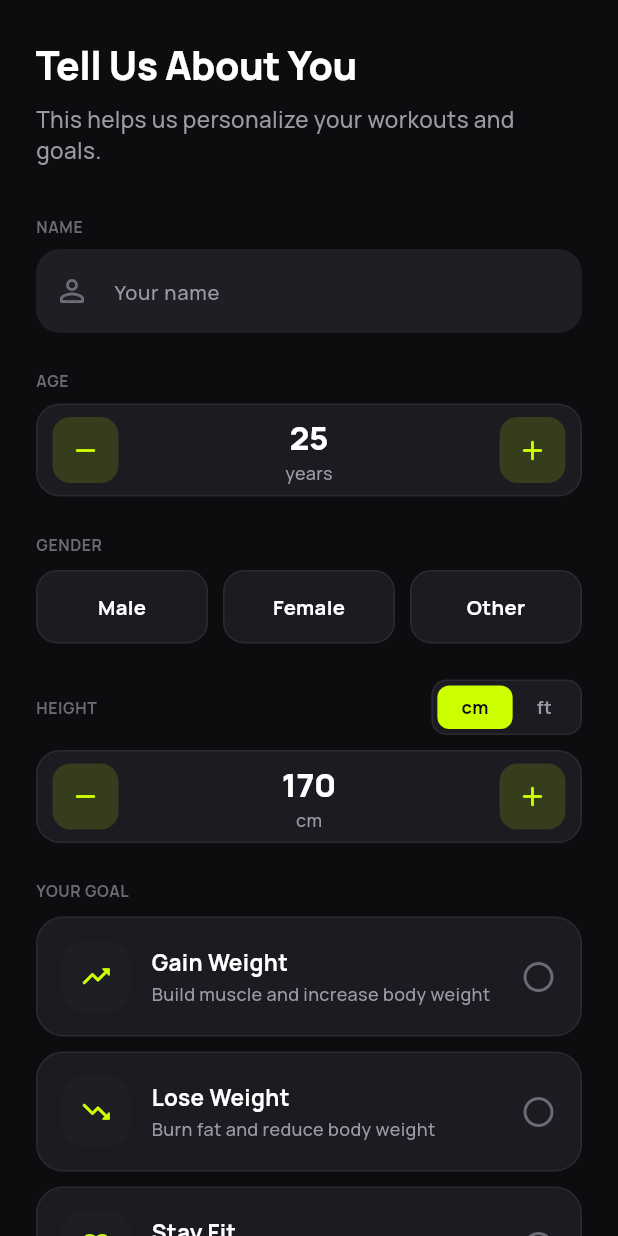
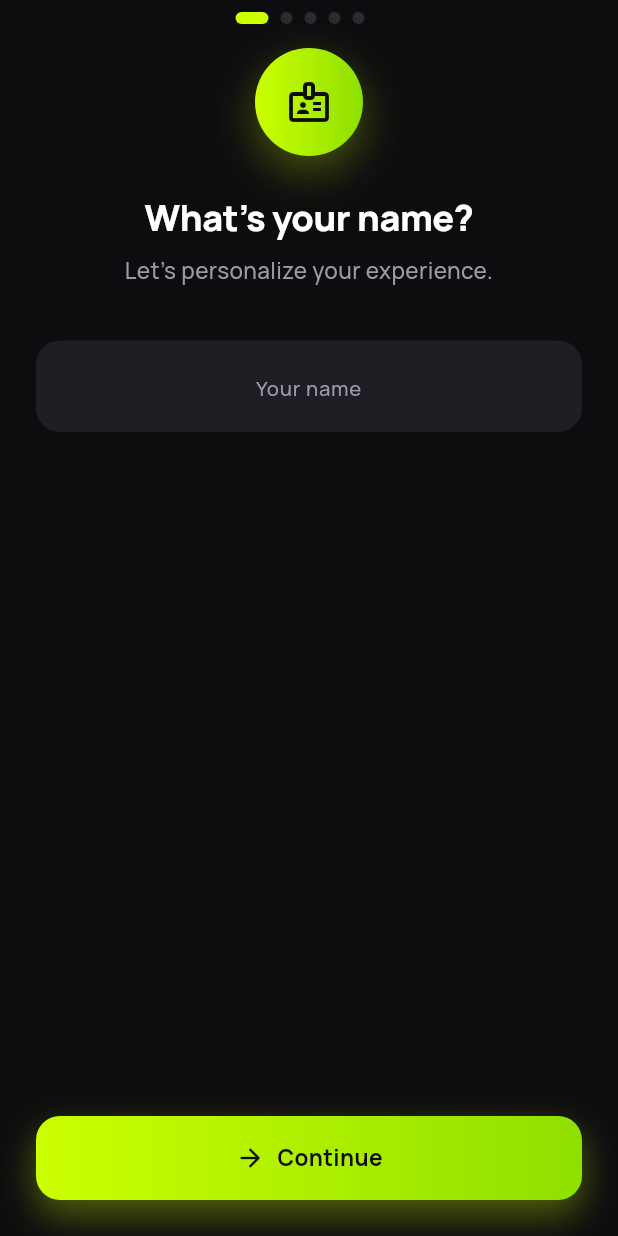
Before and after one commit to SOUMO96/MuscleFactory, a Flutter app: the SurveyScreen screen opened directly, on a phone screen of 412 x 824 dp. Run offline on Flutter 3.47's test engine with Material 3 defaults, Android fonts, the phone set to English and light mode, and no system bars; our stand-ins replace cloud_firestore, firebase_auth, firebase_core, fl_chart, google_fonts, google_sign_in; accounts and stored records are empty; generated files the repository leaves out were written again.

Commit message:
Split the onboarding survey into a multi-step wizard
The single scrollable form felt cramped. Rebuilt as a PageView-based
wizard, one question per page (name, age, gender, height, goal), with
a dot progress indicator and back navigation between steps -- goal
selection now gets its own dedicated page instead of being crammed
in with everything else.

Same data collected and saved as before (UserRepository.saveSurveyResults);
only the presentation changed.

flutter analyze: 0 issues. flutter test: passing.

Co-Authored-By: Claude Sonnet 5 <noreply@anthropic.com>

```diff
--- a/lib/features/survey/survey_screen.dart
+++ b/lib/features/survey/survey_screen.dart
@@ -10,10 +10,12 @@ import '../../shared/models/app_user.dart';
 
 enum _HeightUnit { cm, ft }
 
+const _pageCount = 5;
+
 /// One-time onboarding survey shown right after a user's first successful
-/// sign-up/sign-in (see UserRepository.ensureProfile). Collects the basics
-/// needed to personalize the app, then writes them to the user's Firestore
-/// profile and marks the survey complete.
+/// sign-up/sign-in (see UserRepository.ensureProfile). One question per
+/// page: name, age, gender, height, goal -- then writes it all to the
+/// user's Firestore profile and marks the survey complete.
 class SurveyScreen extends StatefulWidget {
   const SurveyScreen({super.key});
 
@@ -22,6 +24,9 @@ class SurveyScreen extends StatefulWidget {
 }
 
 class _SurveyScreenState extends State<SurveyScreen> {
+  final _pageController = PageController();
+  int _pageIndex = 0;
+
   late final TextEditingController _nameController;
 
   int _age = 25;
@@ -44,6 +49,7 @@ class _SurveyScreenState extends State<SurveyScreen> {
   @override
   void dispose() {
     _nameController.dispose();
+    _pageController.dispose();
     super.dispose();
   }
 
@@ -58,16 +64,29 @@ class _SurveyScreenState extends State<SurveyScreen> {
     );
   }
 
-  Future<void> _submit() async {
-    final name = _nameController.text.trim();
-    if (name.isEmpty) {
+  void _goToPage(int index) {
+    _pageController.animateToPage(
+      index,
+      duration: const Duration(milliseconds: 280),
+      curve: Curves.easeOut,
+    );
+  }
+
+  void _next() {
+    if (_pageIndex == 0 && _nameController.text.trim().isEmpty) {
       _showError('Enter your name.');
       return;
     }
-    if (_gender == null) {
+    if (_pageIndex == 2 && _gender == null) {
       _showError('Select your gender.');
       return;
     }
+    _goToPage(_pageIndex + 1);
+  }
+
+  void _back() => _goToPage(_pageIndex - 1);
+
+  Future<void> _submit() async {
     if (_goal == null) {
       _showError('Select your goal.');
       return;
@@ -83,7 +102,7 @@ class _SurveyScreenState extends State<SurveyScreen> {
     try {
       await UserRepository.instance.saveSurveyResults(
         uid: user.uid,
-        name: name,
+        name: _nameController.text.trim(),
         age: _age,
         gender: _gender!,
         heightCm: _heightInCm,
@@ -103,83 +122,112 @@ class _SurveyScreenState extends State<SurveyScreen> {
 
   @override
   Widget build(BuildContext context) {
+    final isLast = _pageIndex == _pageCount - 1;
+
     return Scaffold(
       body: SafeArea(
-        child: SingleChildScrollView(
-          padding: const EdgeInsets.fromLTRB(24, 24, 24, 24),
         child: Column(
-            crossAxisAlignment: CrossAxisAlignment.start,
           children: [
-              Text('Tell Us About You', style: AppTextStyles.h1),
-              const SizedBox(height: 8),
-              Text(
-                'This helps us personalize your workouts and goals.',
-                style: AppTextStyles.bodyLarge.copyWith(color: AppColors.textSecondary),
+            Padding(
+              padding: const EdgeInsets.fromLTRB(8, 8, 20, 0),
+              child: Row(
+                children: [
+                  SizedBox(
+                    width: 44,
+                    child: _pageIndex > 0
+                        ? IconButton(
+                            icon: const Icon(Icons.arrow_back_rounded),
+                            onPressed: _back,
+                          )
+                        : null,
                   ),
-              const SizedBox(height: 32),
-              Text('NAME', style: AppTextStyles.caption),
-              const SizedBox(height: 8),
-              TextField(
-                controller: _nameController,
-                decoration: const InputDecoration(
-                  hintText: 'Your name',
-                  prefixIcon: Icon(Icons.person_outline_rounded, color: AppColors.textMuted),
+                  Expanded(
+                    child: Row(
+                      mainAxisAlignment: MainAxisAlignment.center,
+                      children: List.generate(_pageCount, (i) {
+                        final active = i == _pageIndex;
+                        return AnimatedContainer(
+                          duration: const Duration(milliseconds: 220),
+                          margin: const EdgeInsets.symmetric(horizontal: 4),
+                          width: active ? 22 : 8,
+                          height: 8,
+                          decoration: BoxDecoration(
+                            color: active ? AppColors.primary : AppColors.divider,
+                            borderRadius: BorderRadius.circular(4),
+                          ),
+                        );
+                      }),
                     ),
                   ),
-              const SizedBox(height: 24),
-              Text('AGE', style: AppTextStyles.caption),
-              const SizedBox(height: 8),
-              _Stepper(
+                  const SizedBox(width: 44),
+                ],
+              ),
+            ),
+            Expanded(
+              child: PageView(
+                controller: _pageController,
+                physics: const NeverScrollableScrollPhysics(),
+                onPageChanged: (i) => setState(() => _pageIndex = i),
+                children: [
+                  _QuestionPage(
+                    icon: Icons.badge_outlined,
+                    title: "What's your name?",
+                    subtitle: "Let's personalize your experience.",
+                    child: TextField(
+                      controller: _nameController,
+                      textAlign: TextAlign.center,
+                      style: AppTextStyles.h2,
+                      decoration: const InputDecoration(hintText: 'Your name'),
+                    ),
+                  ),
+                  _QuestionPage(
+                    icon: Icons.cake_outlined,
+                    title: 'How old are you?',
+                    subtitle: 'This helps us tailor your plan.',
+                    child: _BigStepper(
                       value: _age,
                       unit: 'years',
                       min: 13,
                       max: 99,
                       onChanged: (v) => setState(() => _age = v),
                     ),
-              const SizedBox(height: 24),
-              Text('GENDER', style: AppTextStyles.caption),
-              const SizedBox(height: 10),
-              Row(
+                  ),
+                  _QuestionPage(
+                    icon: Icons.wc_rounded,
+                    title: "What's your gender?",
+                    subtitle: 'Select the option that fits best.',
+                    child: Column(
                       children: [
-                  Expanded(
-                    child: _ChoiceChip(
+                        _OptionTile(
                           label: 'Male',
                           selected: _gender == 'Male',
                           onTap: () => setState(() => _gender = 'Male'),
                         ),
-                  ),
-                  const SizedBox(width: 10),
-                  Expanded(
-                    child: _ChoiceChip(
+                        const SizedBox(height: 12),
+                        _OptionTile(
                           label: 'Female',
                           selected: _gender == 'Female',
                           onTap: () => setState(() => _gender = 'Female'),
                         ),
-                  ),
-                  const SizedBox(width: 10),
-                  Expanded(
-                    child: _ChoiceChip(
+                        const SizedBox(height: 12),
+                        _OptionTile(
                           label: 'Other',
                           selected: _gender == 'Other',
                           onTap: () => setState(() => _gender = 'Other'),
                         ),
-                  ),
                       ],
                     ),
+                  ),
+                  _QuestionPage(
+                    icon: Icons.height_rounded,
+                    title: "What's your height?",
+                    subtitle: 'Switch units any time.',
+                    child: Column(
+                      children: [
+                        _UnitToggle(unit: _unit, onChanged: (u) => setState(() => _unit = u)),
                         const SizedBox(height: 24),
-              Row(
-                mainAxisAlignment: MainAxisAlignment.spaceBetween,
-                children: [
-                  Text('HEIGHT', style: AppTextStyles.caption),
-                  _UnitToggle(
-                    unit: _unit,
-                    onChanged: (u) => setState(() => _unit = u),
-                  ),
-                ],
-              ),
-              const SizedBox(height: 10),
                         if (_unit == _HeightUnit.cm)
-                _Stepper(
+                          _BigStepper(
                             value: _heightCm,
                             unit: 'cm',
                             min: 100,
@@ -190,7 +238,7 @@ class _SurveyScreenState extends State<SurveyScreen> {
                           Row(
                             children: [
                               Expanded(
-                      child: _Stepper(
+                                child: _BigStepper(
                                   value: _feet,
                                   unit: 'ft',
                                   min: 3,
@@ -198,9 +246,9 @@ class _SurveyScreenState extends State<SurveyScreen> {
                                   onChanged: (v) => setState(() => _feet = v),
                                 ),
                               ),
-                    const SizedBox(width: 10),
+                              const SizedBox(width: 12),
                               Expanded(
-                      child: _Stepper(
+                                child: _BigStepper(
                                   value: _inches,
                                   unit: 'in',
                                   min: 0,
@@ -210,9 +258,15 @@ class _SurveyScreenState extends State<SurveyScreen> {
                               ),
                             ],
                           ),
-              const SizedBox(height: 24),
-              Text('YOUR GOAL', style: AppTextStyles.caption),
-              const SizedBox(height: 10),
+                      ],
+                    ),
+                  ),
+                  _QuestionPage(
+                    icon: Icons.flag_rounded,
+                    title: "What's your goal?",
+                    subtitle: "We'll tailor your plan around this.",
+                    child: Column(
+                      children: [
                         _GoalCard(
                           icon: Icons.trending_up_rounded,
                           label: FitnessGoal.gainWeight.label,
@@ -236,20 +290,81 @@ class _SurveyScreenState extends State<SurveyScreen> {
                           selected: _goal == FitnessGoal.stayFit,
                           onTap: () => setState(() => _goal = FitnessGoal.stayFit),
                         ),
-              const SizedBox(height: 32),
-              _loading
-                  ? const Center(child: CircularProgressIndicator(color: AppColors.primary))
-                  : PrimaryButton(label: 'Finish Setup', icon: Icons.arrow_forward_rounded, onPressed: _submit),
                       ],
                     ),
+                  ),
+                ],
+              ),
+            ),
+            Padding(
+              padding: const EdgeInsets.fromLTRB(24, 0, 24, 24),
+              child: _loading
+                  ? const Center(child: CircularProgressIndicator(color: AppColors.primary))
+                  : PrimaryButton(
+                      label: isLast ? 'Finish Setup' : 'Continue',
+                      icon: isLast ? Icons.check_rounded : Icons.arrow_forward_rounded,
+                      onPressed: isLast ? _submit : _next,
+                    ),
+            ),
+          ],
         ),
       ),
     );
   }
 }
 
-class _Stepper extends StatelessWidget {
-  const _Stepper({
+class _QuestionPage extends StatelessWidget {
+  const _QuestionPage({
+    required this.icon,
+    required this.title,
+    required this.subtitle,
+    required this.child,
+  });
+
+  final IconData icon;
+  final String title;
+  final String subtitle;
+  final Widget child;
+
+  @override
+  Widget build(BuildContext context) {
+    return SingleChildScrollView(
+      padding: const EdgeInsets.symmetric(horizontal: 24, vertical: 16),
+      child: Column(
+        crossAxisAlignment: CrossAxisAlignment.stretch,
+        children: [
+          Center(
+            child: Container(
+              width: 72,
+              height: 72,
+              decoration: BoxDecoration(
+                gradient: const LinearGradient(colors: AppColors.primaryGradient),
+                shape: BoxShape.circle,
+                boxShadow: [
+                  BoxShadow(color: AppColors.primary.withValues(alpha: 0.3), blurRadius: 24, offset: const Offset(0, 10)),
+                ],
+              ),
+              child: Icon(icon, color: AppColors.background, size: 32),
+            ),
+          ),
+          const SizedBox(height: 24),
+          Text(title, textAlign: TextAlign.center, style: AppTextStyles.h1.copyWith(fontSize: 24)),
+          const SizedBox(height: 8),
+          Text(
+            subtitle,
+            textAlign: TextAlign.center,
+            style: AppTextStyles.bodyLarge.copyWith(color: AppColors.textSecondary),
+          ),
+          const SizedBox(height: 36),
+          child,
+        ],
+      ),
+    );
+  }
+}
+
+class _BigStepper extends StatelessWidget {
+  const _BigStepper({
     required this.value,
     required this.unit,
     required this.min,
@@ -266,10 +381,10 @@ class _Stepper extends StatelessWidget {
   @override
   Widget build(BuildContext context) {
     return Container(
-      padding: const EdgeInsets.symmetric(horizontal: 10, vertical: 6),
+      padding: const EdgeInsets.symmetric(horizontal: 16, vertical: 20),
       decoration: BoxDecoration(
         color: AppColors.card,
-        borderRadius: BorderRadius.circular(16),
+        borderRadius: BorderRadius.circular(20),
         border: Border.all(color: AppColors.divider),
       ),
       child: Row(
@@ -278,8 +393,8 @@ class _Stepper extends StatelessWidget {
           _stepButton(Icons.remove_rounded, value > min ? () => onChanged(value - 1) : null),
           Column(
             children: [
-              Text('$value', style: AppTextStyles.h1.copyWith(fontSize: 22)),
-              Text(unit, style: AppTextStyles.bodySmall),
+              Text('$value', style: AppTextStyles.display.copyWith(fontSize: 40)),
+              Text(unit, style: AppTextStyles.bodyMedium),
             ],
           ),
           _stepButton(Icons.add_rounded, value < max ? () => onChanged(value + 1) : null),
@@ -292,23 +407,23 @@ class _Stepper extends StatelessWidget {
     final enabled = onTap != null;
     return Material(
       color: enabled ? AppColors.primary.withValues(alpha: 0.15) : AppColors.surfaceVariant,
-      borderRadius: BorderRadius.circular(12),
+      borderRadius: BorderRadius.circular(14),
       child: InkWell(
-        borderRadius: BorderRadius.circular(12),
+        borderRadius: BorderRadius.circular(14),
         onTap: onTap,
         child: Container(
-          width: 44,
-          height: 44,
+          width: 52,
+          height: 52,
           alignment: Alignment.center,
-          child: Icon(icon, color: enabled ? AppColors.primary : AppColors.textMuted, size: 22),
+          child: Icon(icon, color: enabled ? AppColors.primary : AppColors.textMuted, size: 24),
         ),
       ),
     );
   }
 }
 
-class _ChoiceChip extends StatelessWidget {
-  const _ChoiceChip({required this.label, required this.selected, required this.onTap});
+class _OptionTile extends StatelessWidget {
+  const _OptionTile({required this.label, required this.selected, required this.onTap});
   final String label;
   final bool selected;
   final VoidCallback onTap;
@@ -319,19 +434,17 @@ class _ChoiceChip extends StatelessWidget {
       onTap: onTap,
       child: AnimatedContainer(
         duration: const Duration(milliseconds: 180),
-        padding: const EdgeInsets.symmetric(vertical: 14),
+        width: double.infinity,
+        padding: const EdgeInsets.symmetric(vertical: 18),
         alignment: Alignment.center,
         decoration: BoxDecoration(
           color: selected ? AppColors.primary : AppColors.card,
-          borderRadius: BorderRadius.circular(14),
-          border: Border.all(color: selected ? AppColors.primary : AppColors.divider),
+          borderRadius: BorderRadius.circular(16),
+          border: Border.all(color: selected ? AppColors.primary : AppColors.divider, width: selected ? 1.5 : 1),
         ),
         child: Text(
           label,
-          style: AppTextStyles.bodyMedium.copyWith(
-            color: selected ? AppColors.background : AppColors.textPrimary,
-            fontWeight: FontWeight.w700,
-          ),
+          style: AppTextStyles.h3.copyWith(color: selected ? AppColors.background : AppColors.textPrimary),
         ),
       ),
     );
@@ -346,36 +459,36 @@ class _UnitToggle extends StatelessWidget {
   @override
   Widget build(BuildContext context) {
     return Container(
-      padding: const EdgeInsets.all(3),
+      padding: const EdgeInsets.all(4),
       decoration: BoxDecoration(
         color: AppColors.card,
-        borderRadius: BorderRadius.circular(10),
+        borderRadius: BorderRadius.circular(12),
         border: Border.all(color: AppColors.divider),
       ),
       child: Row(
         mainAxisSize: MainAxisSize.min,
         children: [
-          _segment('cm', _HeightUnit.cm),
-          _segment('ft', _HeightUnit.ft),
+          _segment('Centimeters', 'cm', _HeightUnit.cm),
+          _segment('Feet & Inches', 'ft', _HeightUnit.ft),
         ],
       ),
     );
   }
 
-  Widget _segment(String label, _HeightUnit value) {
+  Widget _segment(String tooltip, String label, _HeightUnit value) {
     final selected = unit == value;
     return GestureDetector(
       onTap: () => onChanged(value),
       child: AnimatedContainer(
         duration: const Duration(milliseconds: 180),
-        padding: const EdgeInsets.symmetric(horizontal: 16, vertical: 6),
+        padding: const EdgeInsets.symmetric(horizontal: 22, vertical: 10),
         decoration: BoxDecoration(
           color: selected ? AppColors.primary : Colors.transparent,
-          borderRadius: BorderRadius.circular(8),
+          borderRadius: BorderRadius.circular(9),
         ),
         child: Text(
           label,
-          style: AppTextStyles.bodySmall.copyWith(
+          style: AppTextStyles.bodyMedium.copyWith(
             color: selected ? AppColors.background : AppColors.textSecondary,
             fontWeight: FontWeight.w700,
           ),
```
Lines whose indentation alone changed are shown as unchanged.
